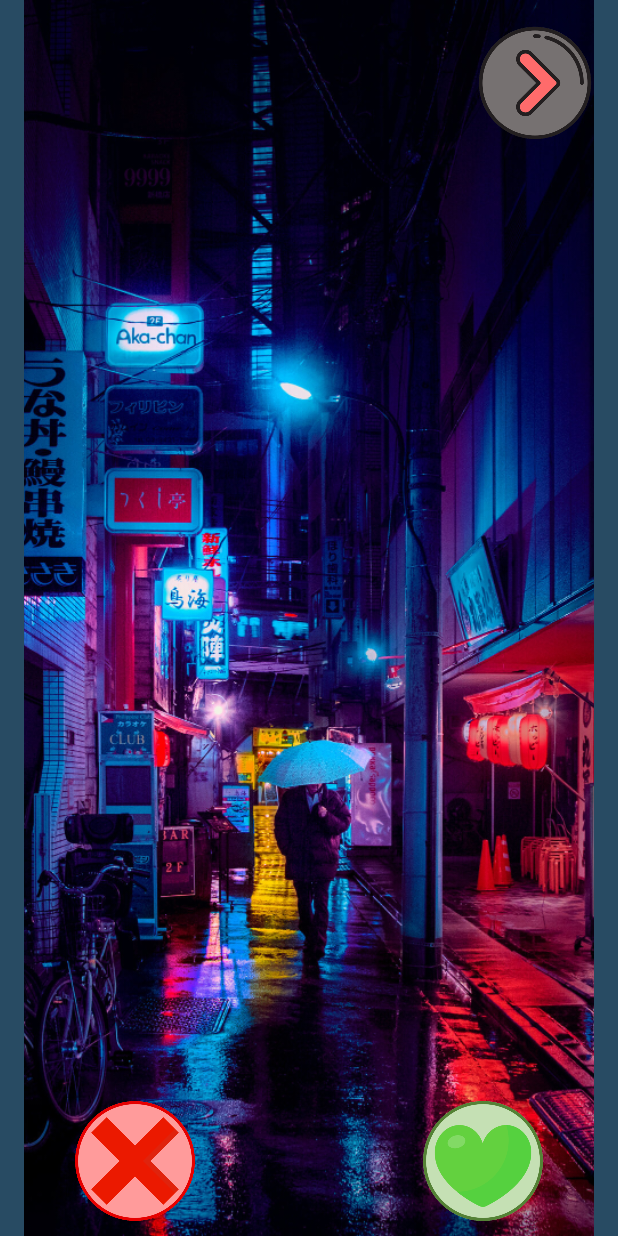
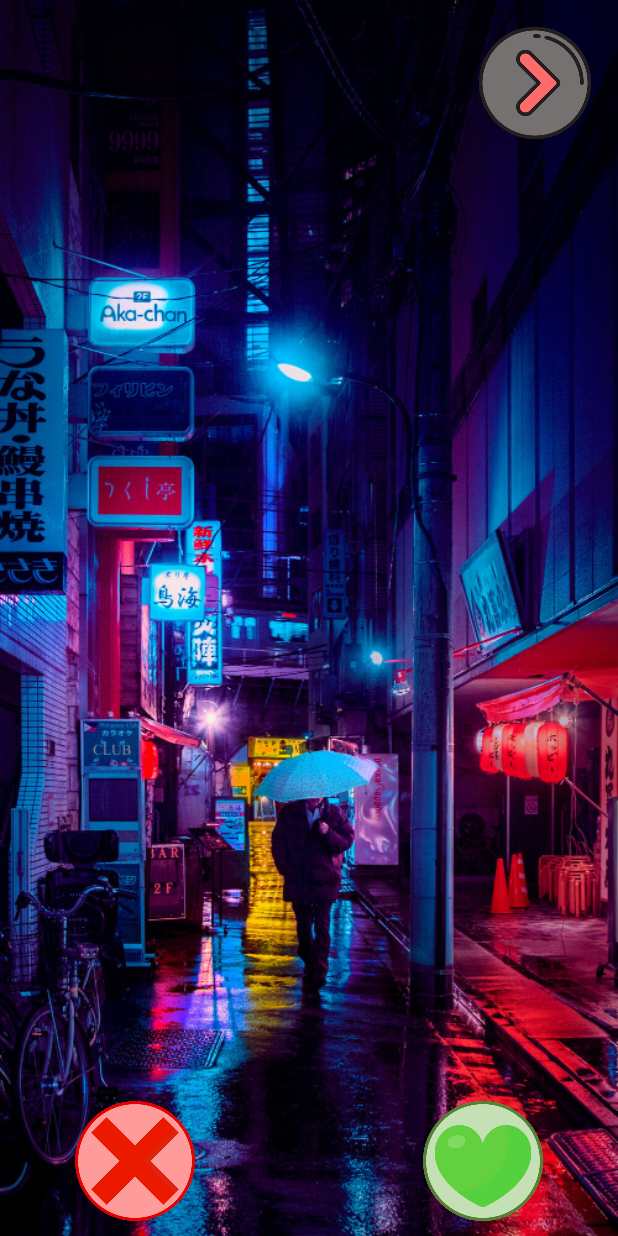
Before and after one commit to estesiee/Pinder_project_E4, an Android app: the MainActivity screen opened directly, with no data from a screen before it, on a phone screen of 412 x 824 dp. Run offline under Robolectric (Android 15) with nearby library versions, the phone set to English and light mode, and no system bars; our stand-ins replace navigation-ui.

Commit message:
image scale crop + button work randome images

```diff
--- a/app/src/main/java/com/example/pinder_project_e4/MainActivity.java
+++ b/app/src/main/java/com/example/pinder_project_e4/MainActivity.java
@@ -39,6 +39,8 @@ public class MainActivity extends AppCompatActivity {
           @Override
           public void onClick(View view) {
               //System.out.println("Keep");
+              int random = newPic();
+              imageView.setImageResource(allWallpaper.get(random).get(0));
           }
         });
 
--- a/app/src/main/res/layout/home_page.xml
+++ b/app/src/main/res/layout/home_page.xml
@@ -19,6 +19,7 @@
         android:layout_marginTop="0dp"
         android:layout_marginEnd="0dp"
         android:layout_marginBottom="0dp"
+        android:scaleType="centerCrop"
         app:srcCompat= "@drawable/tokyowallpaper" />
 
     <ImageButton
```
